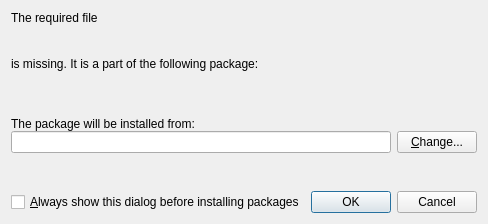
The window that Libraries/MiKTeX/UI/Qt/InstallPackageDialog.ui (Amaterasu27/miktex) describes before a commit, drawn with Qt 5.
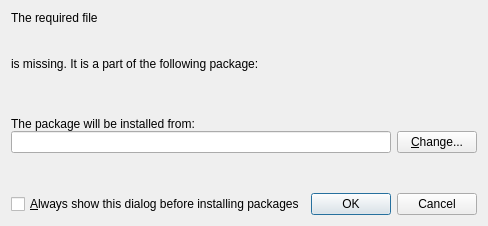
The same window after the commit.

```diff
--- a/Libraries/MiKTeX/UI/Qt/InstallPackageDialog.ui
+++ b/Libraries/MiKTeX/UI/Qt/InstallPackageDialog.ui
@@ -10,7 +10,7 @@
     <x>0</x>
     <y>0</y>
     <width>450</width>
-    <height>224</height>
+    <height>226</height>
    </rect>
   </property>
   <property name="sizePolicy" >
```
Left out of the diff: 9 changed lines with no effect on the pictures.
